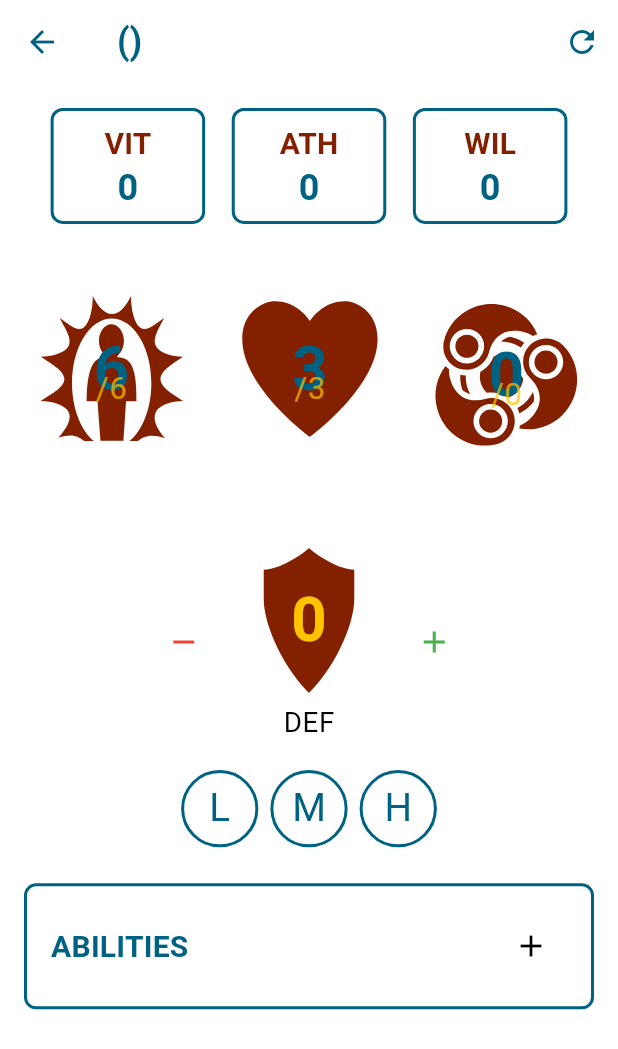
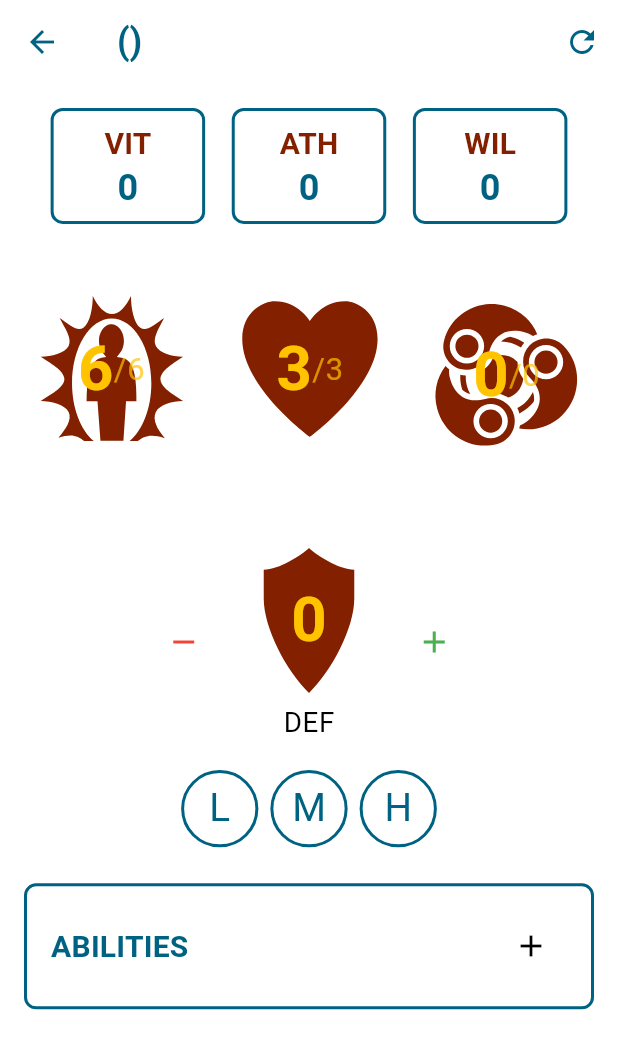
Before and after one commit to remideboer/titterpig, a Flutter app: the CharacterSheetScreen screen opened directly with empty values, on a phone screen of 412 x 824 dp. Shown: the top 1049 px of the screen. Run offline on Flutter 3.47's test engine with Material 3 defaults, Android fonts, the phone set to English and light mode, and no system bars; our stand-ins replace flutter_svg, shared_preferences; accounts and stored records are empty.

Commit message:
simplified display of text of StatValue icon

```diff
--- a/lib/widgets/stat_value_icon.dart
+++ b/lib/widgets/stat_value_icon.dart
@@ -17,33 +17,27 @@ class StatValueIcon extends BaseValueIcon {
 
   @override
   Widget buildValueText(BuildContext context) {
-    return Stack(
-      alignment: Alignment.center,
+    return Row(
       children: [
         // Current value centered in the SVG
+        Spacer(),
         Text(
           value.toString(),
           style: textStyle ?? Theme.of(context).textTheme.titleLarge?.copyWith(
-                color: AppTheme.primaryColor,
+                color: AppTheme.accentColor,
                 fontWeight: FontWeight.bold,
                 fontSize: size * 0.4,
               ),
         ),
         // Max value positioned lower but centered horizontally
-        Positioned(
-          bottom: 0, // Position lower than before
-          left: 0,
-          right: 0,
-          child: Center(
-            child: Text(
+     Text(
               '/${value.maxString}',
               style: Theme.of(context).textTheme.bodySmall?.copyWith(
                     color: AppTheme.accentColor.withAlpha(179), // 0.7 * 255 ≈ 179
                     fontSize: size * 0.2,
                   ),
             ),
-          ),
-        ),
+      Spacer()
       ],
     );
   }
```
